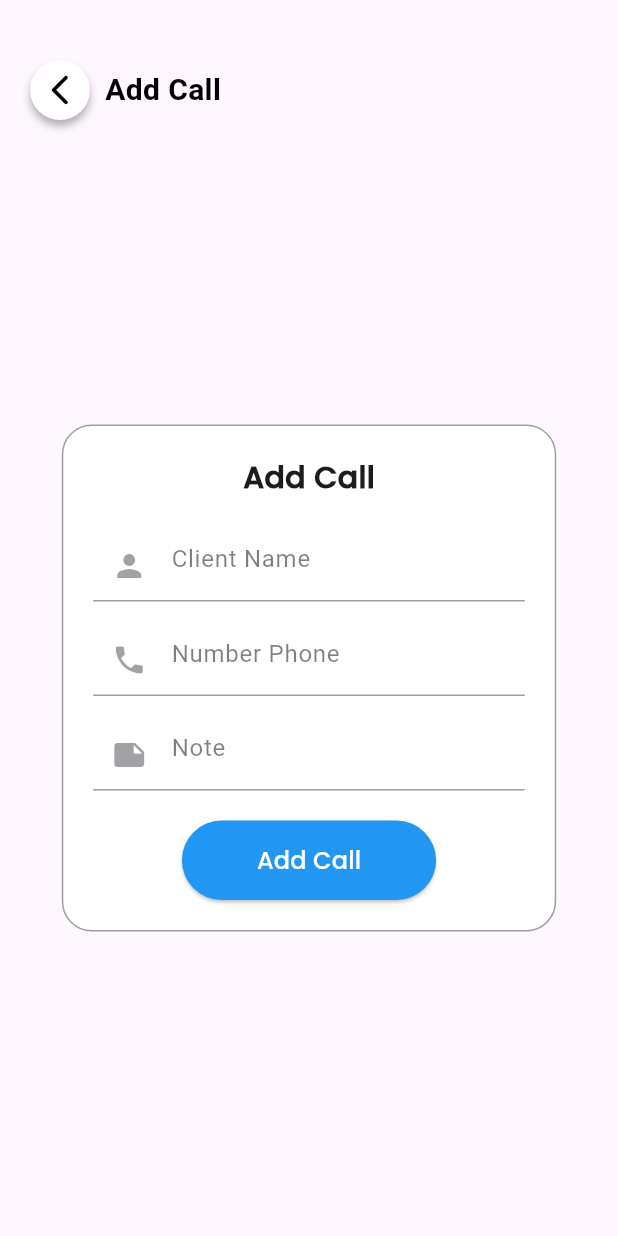
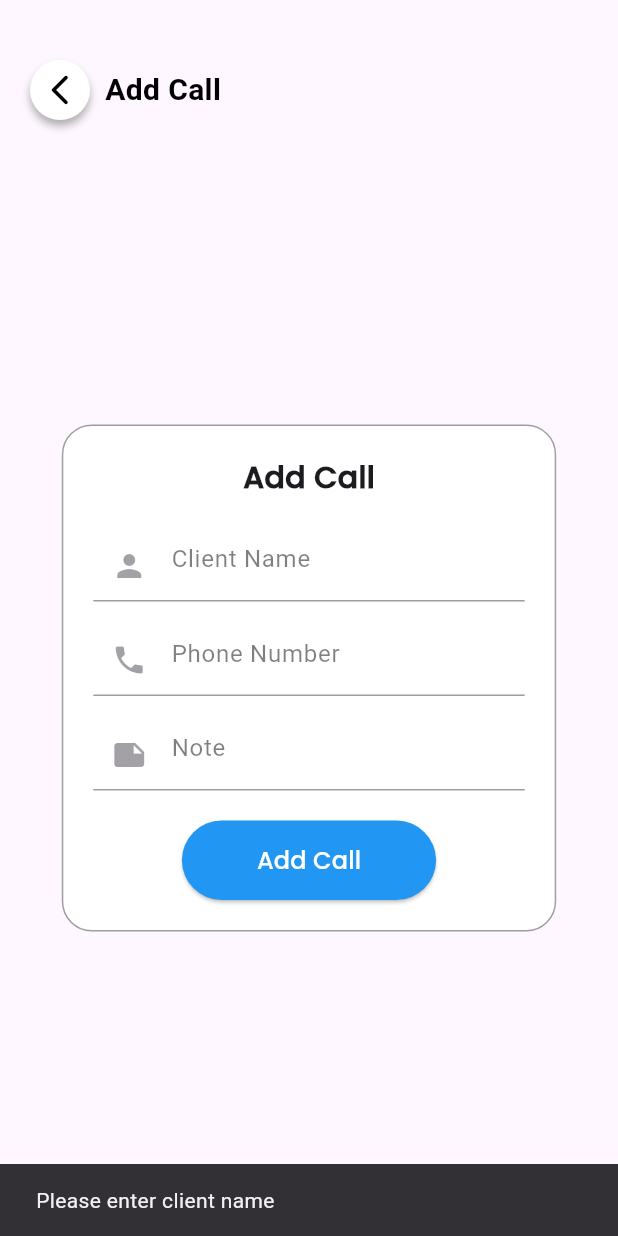
Before and after one commit to Arkariza/MyActifity, a Flutter app: the AddCall screen opened directly, after a tap on "Add Call", on a phone screen of 412 x 824 dp. Run offline on Flutter 3.47's test engine with Material 3 defaults, Android fonts, the phone set to English and light mode, and no system bars; our stand-ins replace carousel_slider, curved_navigation_bar, flutter_map, geolocator, google_maps_flutter, latlong2 and 3 more; accounts and stored records are empty.

Commit message:
Add Call Func

```diff
--- a/my_activity/lib/Sales/Home/Page/Call/AddCall.dart
+++ b/my_activity/lib/Sales/Home/Page/Call/AddCall.dart
@@ -1,4 +1,7 @@
 import 'package:flutter/material.dart';
+import 'package:shared_preferences/shared_preferences.dart';
+import 'dart:convert';
+import 'package:http/http.dart' as http;
 
 void main() {
   runApp(const MyApp());
@@ -15,8 +18,71 @@ class MyApp extends StatelessWidget {
   }
 }
 
-class AddCall extends StatelessWidget {
+class AddCall extends StatefulWidget {
   const AddCall({super.key});
+
+  @override
+  _AddCallState createState() => _AddCallState();
+}
+
+class _AddCallState extends State<AddCall> {
+  final TextEditingController _clientNameController = TextEditingController();
+  final TextEditingController _phoneNumberController = TextEditingController();
+  final TextEditingController _noteController = TextEditingController();
+
+  Future<void> _addCall() async {
+    if (_clientNameController.text.isEmpty) {
+      _showSnackBar('Please enter client name');
+      return;
+    }
+    if (_phoneNumberController.text.isEmpty) {
+      _showSnackBar('Please enter phone number');
+      return;
+    }
+    if (_noteController.text.isEmpty) {
+      _showSnackBar('Please enter the note');
+      return;
+    }
+
+    final prefs = await SharedPreferences.getInstance();
+    final token = prefs.getString('token');
+
+    if (token == null) {
+      _showSnackBar('Authentication token not found. Please log in again.');
+      return;
+    }
+
+    final callData = {
+      'client_name': _clientNameController.text,
+      'phonenum': _phoneNumberController.text,
+      'note': _noteController.text
+    };
+
+    try {
+      final response = await http.post(
+        Uri.parse('http://localhost:8080/api/calls/add'),
+        headers: {
+          'Content-Type': 'application/json',
+          'Authorization': 'Bearer $token',
+        },
+        body: jsonEncode(callData),
+      );
+
+      if (response.statusCode == 200) {
+        _showSnackBar('Call added successfully');
+      } else {
+        _showSnackBar('Call Successfully: ${response.reasonPhrase}');
+      }
+    } catch (e) {
+      _showSnackBar('An error occurred: $e');
+    }
+  }
+
+  void _showSnackBar(String message) {
+    ScaffoldMessenger.of(context).showSnackBar(
+      SnackBar(content: Text(message)),
+    );
+  }
 
   @override
   Widget build(BuildContext context) {
@@ -27,7 +93,7 @@ class AddCall extends StatelessWidget {
           crossAxisAlignment: CrossAxisAlignment.start,
           children: [
             Row(
-             children: [
+              children: [
                 GestureDetector(
                   onTap: () {
                     Navigator.pop(context);
@@ -60,7 +126,7 @@ class AddCall extends StatelessWidget {
                     fontSize: 20,
                   ),
                 ),
-              ]
+              ],
             ),
             const SizedBox(height: 40),
             Expanded(
@@ -86,6 +152,7 @@ class AddCall extends StatelessWidget {
                       ),
                       const SizedBox(height: 20),
                       TextFormField(
+                        controller: _clientNameController,
                         decoration: InputDecoration(
                           prefixIcon: const Opacity(
                             opacity: 0.5,
@@ -108,6 +175,7 @@ class AddCall extends StatelessWidget {
                       ),
                       const SizedBox(height: 15),
                       TextFormField(
+                        controller: _phoneNumberController,
                         decoration: InputDecoration(
                           prefixIcon: const Opacity(
                             opacity: 0.5,
@@ -115,7 +183,7 @@ class AddCall extends StatelessWidget {
                           ),
                           filled: true,
                           fillColor: Colors.white,
-                          hintText: 'Number Phone',
+                          hintText: 'Phone Number',
                           hintStyle: TextStyle(color: Colors.black.withOpacity(0.5)),
                           border: const UnderlineInputBorder(
                             borderSide: BorderSide(color: Colors.grey),
@@ -130,6 +198,7 @@ class AddCall extends StatelessWidget {
                       ),
                       const SizedBox(height: 15),
                       TextFormField(
+                        controller: _noteController,
                         decoration: InputDecoration(
                           prefixIcon: const Opacity(
                             opacity: 0.5,
@@ -152,7 +221,7 @@ class AddCall extends StatelessWidget {
                       ),
                       const SizedBox(height: 20),
                       ElevatedButton(
-                        onPressed: () {},
+                        onPressed: _addCall,
                         style: ElevatedButton.styleFrom(
                           backgroundColor: Colors.blue,
                           padding: const EdgeInsets.symmetric(vertical: 15, horizontal: 50),
```
